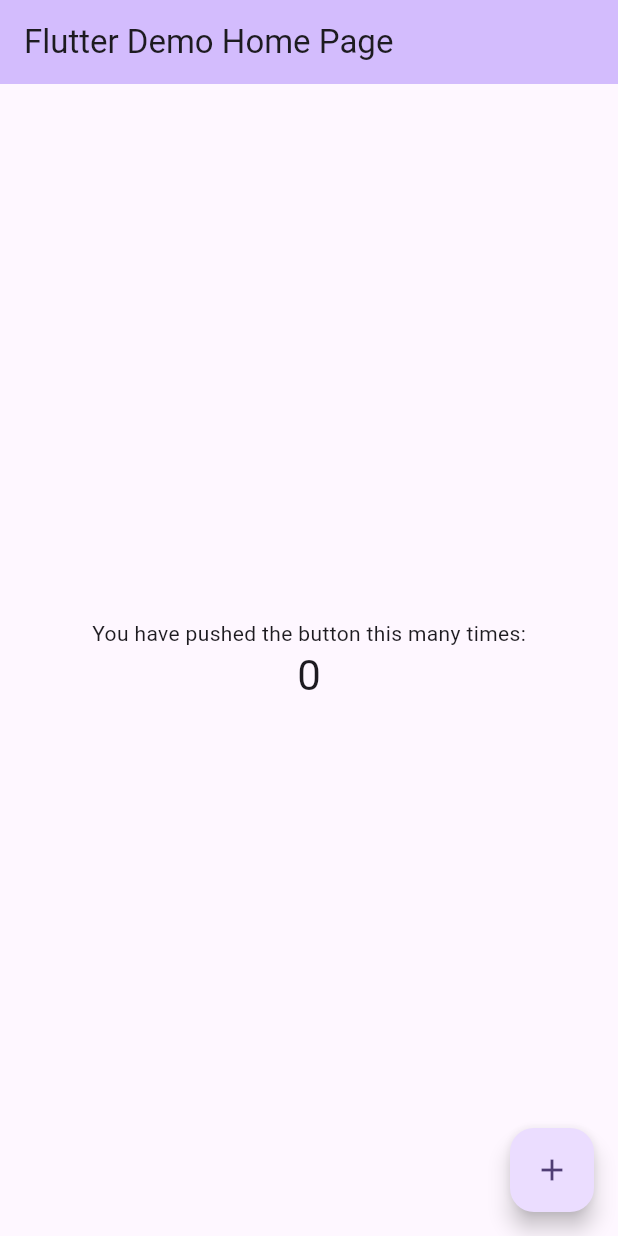
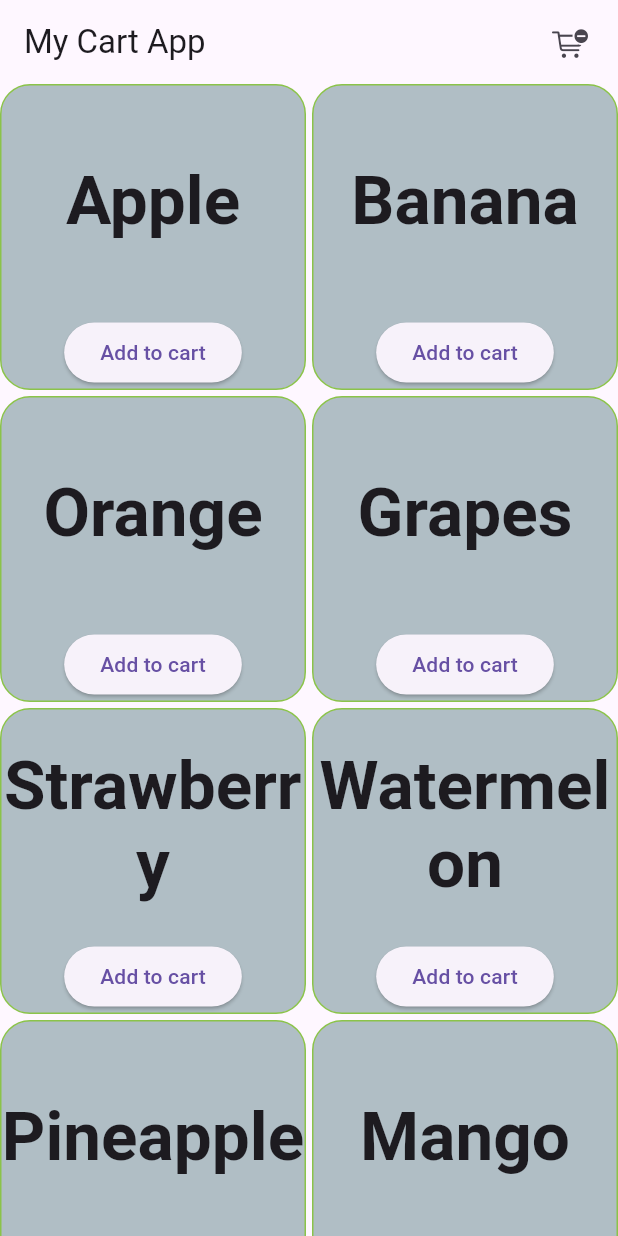
Before and after one commit to ChandraChaan/my_cart, a Flutter app: the screen it shows after launch, on a phone screen of 412 x 824 dp. Run offline on Flutter 3.47's test engine with Material 3 defaults, Android fonts, the phone set to English and light mode, and no system bars.

Commit message:
my cart class 1

```diff
--- a/lib/main.dart
+++ b/lib/main.dart
@@ -1,125 +1,18 @@
 import 'package:flutter/material.dart';
+import 'package:my_cart/screens/home_screen.dart';
 
-void main() {
+main(){
   runApp(const MyApp());
 }
 
 class MyApp extends StatelessWidget {
   const MyApp({super.key});
 
-  // This widget is the root of your application.
   @override
   Widget build(BuildContext context) {
-    return MaterialApp(
-      title: 'Flutter Demo',
-      theme: ThemeData(
-        // This is the theme of your application.
-        //
-        // TRY THIS: Try running your application with "flutter run". You'll see
-        // the application has a purple toolbar. Then, without quitting the app,
-        // try changing the seedColor in the colorScheme below to Colors.green
-        // and then invoke "hot reload" (save your changes or press the "hot
-        // reload" button in a Flutter-supported IDE, or press "r" if you used
-        // the command line to start the app).
-        //
-        // Notice that the counter didn't reset back to zero; the application
-        // state is not lost during the reload. To reset the state, use hot
-        // restart instead.
-        //
-        // This works for code too, not just values: Most code changes can be
-        // tested with just a hot reload.
-        colorScheme: ColorScheme.fromSeed(seedColor: Colors.deepPurple),
-        useMaterial3: true,
-      ),
-      home: const MyHomePage(title: 'Flutter Demo Home Page'),
+    return const MaterialApp(
+      debugShowCheckedModeBanner: false,
+      home: HomeScreen(),
     );
   }
 }
-
-class MyHomePage extends StatefulWidget {
-  const MyHomePage({super.key, required this.title});
-
-  // This widget is the home page of your application. It is stateful, meaning
-  // that it has a State object (defined below) that contains fields that affect
-  // how it looks.
-
-  // This class is the configuration for the state. It holds the values (in this
-  // case the title) provided by the parent (in this case the App widget) and
-  // used by the build method of the State. Fields in a Widget subclass are
-  // always marked "final".
-
-  final String title;
-
-  @override
-  State<MyHomePage> createState() => _MyHomePageState();
-}
-
-class _MyHomePageState extends State<MyHomePage> {
-  int _counter = 0;
-
-  void _incrementCounter() {
-    setState(() {
-      // This call to setState tells the Flutter framework that something has
-      // changed in this State, which causes it to rerun the build method below
-      // so that the display can reflect the updated values. If we changed
-      // _counter without calling setState(), then the build method would not be
-      // called again, and so nothing would appear to happen.
-      _counter++;
-    });
-  }
-
-  @override
-  Widget build(BuildContext context) {
-    // This method is rerun every time setState is called, for instance as done
-    // by the _incrementCounter method above.
-    //
-    // The Flutter framework has been optimized to make rerunning build methods
-    // fast, so that you can just rebuild anything that needs updating rather
-    // than having to individually change instances of widgets.
-    return Scaffold(
-      appBar: AppBar(
-        // TRY THIS: Try changing the color here to a specific color (to
-        // Colors.amber, perhaps?) and trigger a hot reload to see the AppBar
-        // change color while the other colors stay the same.
-        backgroundColor: Theme.of(context).colorScheme.inversePrimary,
-        // Here we take the value from the MyHomePage object that was created by
-        // the App.build method, and use it to set our appbar title.
-        title: Text(widget.title),
-      ),
-      body: Center(
-        // Center is a layout widget. It takes a single child and positions it
-        // in the middle of the parent.
-        child: Column(
-          // Column is also a layout widget. It takes a list of children and
-          // arranges them vertically. By default, it sizes itself to fit its
-          // children horizontally, and tries to be as tall as its parent.
-          //
-          // Column has various properties to control how it sizes itself and
-          // how it positions its children. Here we use mainAxisAlignment to
-          // center the children vertically; the main axis here is the vertical
-          // axis because Columns are vertical (the cross axis would be
-          // horizontal).
-          //
-          // TRY THIS: Invoke "debug painting" (choose the "Toggle Debug Paint"
-          // action in the IDE, or press "p" in the console), to see the
-          // wireframe for each widget.
-          mainAxisAlignment: MainAxisAlignment.center,
-          children: <Widget>[
-            const Text(
-              'You have pushed the button this many times:',
-            ),
-            Text(
-              '$_counter',
-              style: Theme.of(context).textTheme.headlineMedium,
-            ),
-          ],
-        ),
-      ),
-      floatingActionButton: FloatingActionButton(
-        onPressed: _incrementCounter,
-        tooltip: 'Increment',
-        child: const Icon(Icons.add),
-      ), // This trailing comma makes auto-formatting nicer for build methods.
-    );
-  }
-}
--- /dev/null
+++ b/lib/screens/home_screen.dart
@@ -0,0 +1,86 @@
+import 'package:flutter/cupertino.dart';
+import 'package:flutter/material.dart';
+
+class HomeScreen extends StatefulWidget {
+  const HomeScreen({super.key});
+
+  @override
+  State<HomeScreen> createState() => _HomeScreenState();
+}
+
+class _HomeScreenState extends State<HomeScreen> {
+  List<String> names = [
+    'Apple',
+    'Banana',
+    'Orange',
+    'Grapes',
+    'Strawberry',
+    'Watermelon',
+    'Pineapple',
+    'Mango',
+    'Kiwi',
+    'Peach',
+    'Stripes',
+    'Polka dots',
+    'Floral',
+    'Plaid',
+    'Abstract',
+    'Geometric',
+    'Tie-dye',
+    'Animal print',
+    'Tribal',
+    'Ombre',
+    'Bread',
+    'Milk',
+    'Eggs',
+    'Cheese',
+    'Yogurt',
+    'Cereal',
+    'Pasta',
+    'Rice',
+    'Beans',
+    'Tomatoes'
+  ];
+
+  @override
+  Widget build(BuildContext context) {
+    return Scaffold(
+      appBar: AppBar(title: const Text('My Cart App'),actions: const [
+        Icon(CupertinoIcons.cart_badge_minus), SizedBox(width: 20,)
+      ],),
+      body: GridView.builder(
+        itemCount: names.length,
+        gridDelegate: const SliverGridDelegateWithFixedCrossAxisCount(
+            crossAxisCount: 2, crossAxisSpacing: 4.0, mainAxisSpacing: 4.0),
+        itemBuilder: (BuildContext context, int index) {
+          return Container(
+            decoration: BoxDecoration(
+                color: Colors.blueGrey.shade200,
+                border: Border.all(
+                  color: Colors.lightGreen,
+                ),
+                borderRadius: const BorderRadius.all(Radius.circular(20))),
+            child: Column(
+              children: [
+                Expanded(
+                    child: Center(
+                        child: Text(
+                  names[index],
+                  textAlign: TextAlign.center,
+                  style: Theme.of(context)
+                      .textTheme
+                      .displayMedium
+                      ?.copyWith(fontWeight: FontWeight.bold),
+                ))),
+                ElevatedButton(
+                  onPressed: () {},
+                  child: const Text('Add to cart'),
+                )
+              ],
+            ),
+          );
+        },
+      ),
+    );
+  }
+}
```
